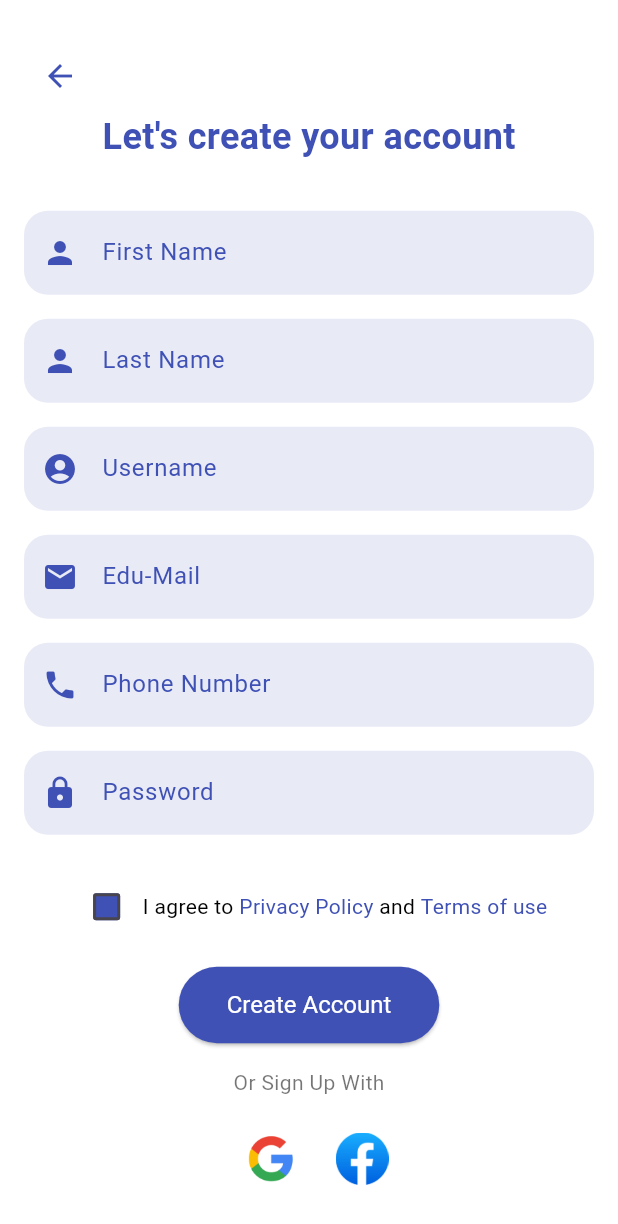
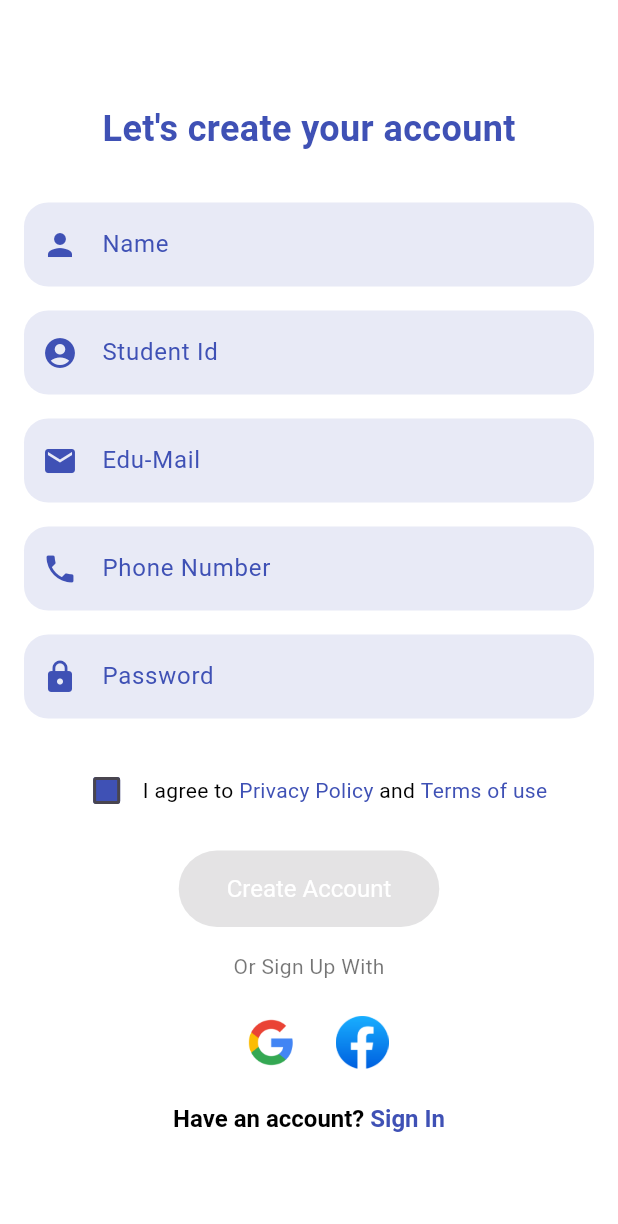
Before and after one commit to Tayebbb/AUSThir, a Flutter app: the SignIn screen opened directly, after a tap on "Sign In", after a tap on "Don't have an account? Register", on a phone screen of 412 x 824 dp. Shown: the top 1224 px of the screen. Run offline on Flutter 3.47's test engine with Material 3 defaults, Android fonts, the phone set to English and light mode, and no system bars; our stand-ins replace cloud_firestore, firebase_auth, firebase_core, lottie; accounts and stored records are empty.

Commit message:
login and signup done in firestore

```diff
--- a/lib/AuthService.dart
+++ b/lib/AuthService.dart
@@ -1,13 +1,19 @@
 import 'package:firebase_auth/firebase_auth.dart';
 import 'package:flutter/material.dart';
+import 'package:cloud_firestore/cloud_firestore.dart';
+
 import 'homepage.dart';
 
+// class UserModel {
+//   late final String name;
+//   final String stud
+// }
 class AuthService {
   final FirebaseAuth _auth = FirebaseAuth.instance;
+  final FirebaseFirestore _firestore = FirebaseFirestore.instance;
 
   // Sign in function
-  Future<void> signInUser(
-      {required String email, required String password, required BuildContext context}) async {
+  Future<void> signInUser({required String email, required String password, required BuildContext context}) async {
     try {
       await _auth.signInWithEmailAndPassword(email: email, password: password);
       Navigator.pushReplacement(
@@ -28,4 +34,44 @@ class AuthService {
       );
     }
   }
+
+  // Sign up function
+  Future<void> signUpUser({
+    required String email,
+    required String password,
+    required String name,
+    required String studentId,
+    required String phone,
+    required BuildContext context,
+  }) async {
+    try {
+      print('Creating user with email: $email'); // Debug log
+      UserCredential userCredential = await _auth.createUserWithEmailAndPassword(
+        email: email,
+        password: password
+      );
+      print('User created: ${userCredential.user!.uid}'); // Debug log
+
+      // Store user data in Firestore
+      await _firestore.collection('austhir').doc(userCredential.user!.uid).set({
+        'uid': userCredential.user!.uid,
+        'name': name,
+        'studentId': studentId,
+        'eduMail': email,
+        'phone': phone,
+        'createdAt': Timestamp.now(),
+      });
+      print('User data stored in Firestore'); // Debug log
+
+      // Show success message
+      ScaffoldMessenger.of(context).showSnackBar(
+        SnackBar(content: Text('Account created successfully!')),
+      );
+    } catch (e) {
+      print('Error during sign-up: $e'); // Debug log
+      ScaffoldMessenger.of(context).showSnackBar(
+        SnackBar(content: Text('Error: ${e.toString()}')),
+      );
+    }
+  }
 }
--- a/lib/RegisterSplash.dart
+++ b/lib/RegisterSplash.dart
@@ -18,7 +18,7 @@ class _RegisterSplashState extends State<RegisterSplash> {
     // Wait for the animation to complete (after 3 seconds)
     Timer(const Duration(seconds: 3), () {
       Navigator.of(context).pushReplacement(
-        MaterialPageRoute(builder: (context) => const reg()), // Go to reg.dart after animation
+        MaterialPageRoute(builder: (context) => const Reg()), // Go to reg.dart after animation
       );
     });
   }
--- a/lib/login.dart
+++ b/lib/login.dart
@@ -1,7 +1,6 @@
-import 'package:austhir/reg.dart';
 import 'package:flutter/material.dart';
 import 'AuthService.dart';
-import 'homepage.dart';
+import 'reg.dart';
 
 class SignIn extends StatefulWidget {
   const SignIn({super.key});
@@ -35,7 +34,7 @@ class _SignInState extends State<SignIn> {
             top: MediaQuery.of(context).size.height * 0.10,
             left: 20,
             right: 0,
-            child: const Column(
+            child: Column(
               crossAxisAlignment: CrossAxisAlignment.start,
               children: [
                 Text(
@@ -44,15 +43,29 @@ class _SignInState extends State<SignIn> {
                     color: Colors.white,
                     fontSize: 32,
                     fontWeight: FontWeight.bold,
+                    shadows: [
+                      Shadow(
+                        blurRadius: 10.0,
+                        color: Colors.black.withOpacity(0.5),
+                        offset: const Offset(2.0, 2.0),
+                      ),
+                    ],
                   ),
                   textAlign: TextAlign.left,
                 ),
-                SizedBox(height: 10),
+                const SizedBox(height: 10),
                 Text(
                   "Welcome back.\nYou've been missed!",
                   style: TextStyle(
                     color: Colors.white70,
                     fontSize: 18,
+                    shadows: [
+                      Shadow(
+                        blurRadius: 5.0,
+                        color: Colors.black.withOpacity(0.5),
+                        offset: const Offset(2.0, 2.0),
+                      ),
+                    ],
                   ),
                   textAlign: TextAlign.left,
                 ),
@@ -66,12 +79,20 @@ class _SignInState extends State<SignIn> {
             bottom: 0,
             child: Container(
               padding: const EdgeInsets.symmetric(horizontal: 20, vertical: 30),
-              decoration: const BoxDecoration(
+              decoration: BoxDecoration(
                 color: Colors.white,
-                borderRadius: BorderRadius.only(
-                  topLeft: Radius.circular(60),
-                  topRight: Radius.circular(60),
+                borderRadius: const BorderRadius.only(
+                  topLeft: Radius.circular(40),
+                  topRight: Radius.circular(40),
                 ),
+                boxShadow: [
+                  BoxShadow(
+                    color: Colors.black.withOpacity(0.3),
+                    spreadRadius: 5,
+                    blurRadius: 10,
+                    offset: const Offset(0, 3),
+                  ),
+                ],
               ),
               child: SingleChildScrollView(
                 child: Form(
@@ -85,20 +106,20 @@ class _SignInState extends State<SignIn> {
                         style: const TextStyle(color: Colors.black),
                         decoration: InputDecoration(
                           filled: true,
-                          fillColor: Colors.white,
+                          fillColor: Colors.grey[200],
                           hintText: "AUST Email (example@aust.edu)",
                           hintStyle: const TextStyle(color: Colors.black54),
                           border: OutlineInputBorder(
-                            borderRadius: BorderRadius.circular(10),
-                            borderSide: const BorderSide(color: Colors.black),
+                            borderRadius: BorderRadius.circular(30),
+                            borderSide: BorderSide.none,
                           ),
+                          prefixIcon: const Icon(Icons.email, color: Colors.indigo),
                         ),
                         validator: (value) {
                           if (value == null || value.isEmpty) {
                             return 'Please enter your email';
                           }
-                          if (!RegExp(r"^[a-zA-Z0-9+_.-]+@aust\.edu$")
-                              .hasMatch(value)) {
+                          if (!RegExp(r"^[a-zA-Z0-9+_.-]+@aust\.edu$").hasMatch(value)) {
                             return 'Enter a valid AUST email address (example@aust.edu)';
                           }
                           return null;
@@ -111,13 +132,14 @@ class _SignInState extends State<SignIn> {
                         style: const TextStyle(color: Colors.black),
                         decoration: InputDecoration(
                           filled: true,
-                          fillColor: Colors.white,
+                          fillColor: Colors.grey[200],
                           hintText: "Password",
                           hintStyle: const TextStyle(color: Colors.black54),
                           border: OutlineInputBorder(
-                            borderRadius: BorderRadius.circular(10),
-                            borderSide: const BorderSide(color: Colors.black),
+                            borderRadius: BorderRadius.circular(30),
+                            borderSide: BorderSide.none,
                           ),
+                          prefixIcon: const Icon(Icons.lock, color: Colors.indigo),
                         ),
                         validator: (value) {
                           if (value == null || value.isEmpty) {
@@ -130,25 +152,27 @@ class _SignInState extends State<SignIn> {
                         },
                       ),
                       const SizedBox(height: 30),
-                      SizedBox(
-                        width: double.infinity,
+                      Center(
+                        child: SizedBox(
+                          width: MediaQuery.of(context).size.width * 0.5,
                           child: ElevatedButton(
                             onPressed: _validateAndLogin,
                             style: ElevatedButton.styleFrom(
                               backgroundColor: Colors.indigo[900],
                               shape: RoundedRectangleBorder(
-                              borderRadius: BorderRadius.circular(10),
-                              side: const BorderSide(
-                                  color: Colors.black, width: 2),
+                                borderRadius: BorderRadius.circular(30),
                               ),
-                            padding: const EdgeInsets.symmetric(vertical: 15),
+                              padding: const EdgeInsets.symmetric(vertical: 12),
+                              elevation: 5,
+                              shadowColor: Colors.indigo.withOpacity(0.5),
                             ),
                             child: const Text(
                               "Sign In",
                               style: TextStyle(
                                 color: Colors.white,
                                 fontWeight: FontWeight.bold,
-                              fontSize: 22,
+                                fontSize: 18,
+                              ),
                             ),
                           ),
                         ),
@@ -160,7 +184,7 @@ class _SignInState extends State<SignIn> {
                             Navigator.push(
                               context,
                               MaterialPageRoute(
-                                  builder: (context) => const reg()),
+                                  builder: (context) => const Reg()),
                             );
                           },
                           child: const Text(
--- a/lib/reg.dart
+++ b/lib/reg.dart
@@ -1,20 +1,28 @@
 import 'package:flutter/material.dart';
+import 'AuthService.dart';
+import 'login.dart';
+import 'homepage.dart';  // Import the HomePage
 
-// ignore: camel_case_types
-class reg extends StatefulWidget {
-  const reg({super.key});
+class Reg extends StatefulWidget {
+  const Reg({super.key});
 
   @override
-  _regState createState() => _regState();
+  _RegState createState() => _RegState();
 }
 
-class _regState extends State<reg> {
+class _RegState extends State<Reg> {
   bool isChecked = false;
+  final TextEditingController nameController = TextEditingController();
+  final TextEditingController studentidController = TextEditingController();
+  final TextEditingController emailController = TextEditingController();
+  final TextEditingController phoneController = TextEditingController();
+  final TextEditingController passwordController = TextEditingController();
+  final AuthService _authService = AuthService();
 
   @override
   Widget build(BuildContext context) {
     return Scaffold(
-      backgroundColor: Colors.white,  // Set background color to white
+      backgroundColor: Colors.white,
       body: Padding(
         padding: const EdgeInsets.all(16.0),
         child: Center(
@@ -22,30 +30,20 @@ class _regState extends State<reg> {
             child: Column(
               mainAxisAlignment: MainAxisAlignment.center,
               children: [
-                Align(
-                  alignment: Alignment.topLeft,
-                  child: IconButton(
-                    icon: const Icon(Icons.arrow_back, color: Colors.indigo), // Indigo color for icon
-                    onPressed: () {
-                      Navigator.pop(context);
-                    },
-                  ),
-                ),
                 const Text(
                   "Let's create your account",
                   style: TextStyle(
-                    color: Colors.indigo, // Indigo color for text
+                    color: Colors.indigo,
                     fontSize: 24,
                     fontWeight: FontWeight.bold,
                   ),
                 ),
                 const SizedBox(height: 24),
-                _buildTextField(Icons.person, 'First Name'),
-                _buildTextField(Icons.person, 'Last Name'),
-                _buildTextField(Icons.account_circle, 'Username'),
-                _buildTextField(Icons.email, 'Edu-Mail'),
-                _buildTextField(Icons.phone, 'Phone Number'),
-                _buildTextField(Icons.lock, 'Password', isPassword: true),
+                _buildTextField(Icons.person, 'Name', nameController),
+                _buildTextField(Icons.account_circle, 'Student Id', studentidController),
+                _buildTextField(Icons.email, 'Edu-Mail', emailController),
+                _buildTextField(Icons.phone, 'Phone Number', phoneController),
+                _buildTextField(Icons.lock, 'Password', passwordController, isPassword: true),
                 const SizedBox(height: 16),
                 Row(
                   mainAxisAlignment: MainAxisAlignment.center,
@@ -57,51 +55,67 @@ class _regState extends State<reg> {
                           isChecked = value!;
                         });
                       },
-                      checkColor: Colors.white,  // White color for checkmark
-                      fillColor: MaterialStateProperty.all(Colors.indigo), // Indigo checkbox fill color
+                      checkColor: Colors.white,
+                      fillColor: MaterialStateProperty.all(Colors.indigo),
                     ),
-                    const Text(
-                      'I agree to ',
-                      style: TextStyle(color: Colors.black), // Black color for text
-                    ),
+                    const Text('I agree to ', style: TextStyle(color: Colors.black)),
                     GestureDetector(
                       onTap: () {},
-                      child: const Text(
-                        'Privacy Policy',
-                        style: TextStyle(color: Colors.indigo), // Indigo color for links
-                      ),
+                      child: const Text('Privacy Policy', style: TextStyle(color: Colors.indigo)),
                     ),
-                    const Text(
-                      ' and ',
-                      style: TextStyle(color: Colors.black), // Black color for text
-                    ),
+                    const Text(' and ', style: TextStyle(color: Colors.black)),
                     GestureDetector(
                       onTap: () {},
-                      child: const Text(
-                        'Terms of use',
-                        style: TextStyle(color: Colors.indigo), // Indigo color for links
-                      ),
+                      child: const Text('Terms of use', style: TextStyle(color: Colors.indigo)),
                     ),
                   ],
                 ),
                 const SizedBox(height: 16),
                 ElevatedButton(
-                  onPressed: () {},
+                  onPressed: isChecked
+                      ? () async {
+                    if (nameController.text.isEmpty ||
+                        studentidController.text.isEmpty ||
+                        emailController.text.isEmpty ||
+                        phoneController.text.isEmpty ||
+                        passwordController.text.isEmpty) {
+                      ScaffoldMessenger.of(context).showSnackBar(
+                        SnackBar(content: Text('Please fill all fields')),
+                      );
+                      return;
+                    }
+
+                    // Call signUpUser and wait for the result
+                    await _authService.signUpUser(
+                      email: emailController.text.trim(),
+                      password: passwordController.text.trim(),
+                      name: nameController.text.trim(),
+                      studentId: studentidController.text.trim(),
+                      phone: phoneController.text.trim(),
+                      context: context,
+                    );
+
+                    // If successful, navigate to the HomePage
+                    Navigator.pushReplacement(
+                      context,
+                      MaterialPageRoute(builder: (context) => const HomePage()),
+                    );
+                  }
+                      : null,
                   style: ElevatedButton.styleFrom(
-                    backgroundColor: Colors.indigo, // Indigo background for the button
-                    padding: const EdgeInsets.symmetric(
-                        horizontal: 32, vertical: 16),
+                    backgroundColor: Colors.indigo,
+                    padding: const EdgeInsets.symmetric(horizontal: 32, vertical: 16),
                     textStyle: const TextStyle(fontSize: 16),
                   ),
                   child: const Text(
                     'Create Account',
-                    style: TextStyle(color: Colors.white), // White text for the button
+                    style: TextStyle(color: Colors.white),
                   ),
                 ),
                 const SizedBox(height: 16),
                 const Text(
                   'Or Sign Up With',
-                  style: TextStyle(color: Colors.black54), // Slightly dark text
+                  style: TextStyle(color: Colors.black54),
                 ),
                 const SizedBox(height: 16),
                 Row(
@@ -130,6 +144,31 @@ class _regState extends State<reg> {
                     ),
                   ],
                 ),
+                const SizedBox(height: 16),
+                // Added "Have an account? Sign In" button
+                GestureDetector(
+                  onTap: () {
+                    Navigator.pushReplacement(
+                      context,
+                      MaterialPageRoute(builder: (context) => const SignIn()),
+                    );
+                  },
+                  child: RichText(
+                    text: TextSpan(
+                      style: const TextStyle(fontSize: 16, fontWeight: FontWeight.bold),
+                      children: [
+                        const TextSpan(
+                          text: "Have an account? ",
+                          style: TextStyle(color: Colors.black),
+                        ),
+                        const TextSpan(
+                          text: "Sign In",
+                          style: TextStyle(color: Colors.indigo),
+                        ),
+                      ],
+                    ),
+                  ),
+                ),
               ],
             ),
           ),
@@ -138,19 +177,19 @@ class _regState extends State<reg> {
     );
   }
 
-  Widget _buildTextField(IconData icon, String hintText,
-      {bool isPassword = false}) {
+  Widget _buildTextField(IconData icon, String hintText, TextEditingController controller, {bool isPassword = false}) {
     return Padding(
       padding: const EdgeInsets.symmetric(vertical: 8.0),
       child: TextField(
+        controller: controller,
         obscureText: isPassword,
-        style: const TextStyle(color: Colors.black), // Black text for text fields
+        style: const TextStyle(color: Colors.black),
         decoration: InputDecoration(
-          prefixIcon: Icon(icon, color: Colors.indigo), // Indigo icon color
+          prefixIcon: Icon(icon, color: Colors.indigo),
           hintText: hintText,
-          hintStyle: const TextStyle(color: Colors.indigo), // Indigo hint text color
+          hintStyle: const TextStyle(color: Colors.indigo),
           filled: true,
-          fillColor: Colors.indigo[50], // Light indigo fill color for the text field
+          fillColor: Colors.indigo[50],
           border: OutlineInputBorder(
             borderRadius: BorderRadius.circular(16.0),
             borderSide: BorderSide.none,
--- a/pubspec.yaml
+++ b/pubspec.yaml
@@ -31,6 +31,8 @@ dependencies:
   lottie: ^3.0.0
   firebase_core: ^3.12.0
   firebase_auth: ^5.5.0
+  firebase_database: ^11.3.3
+  cloud_firestore: ^5.6.4
 dev_dependencies:
   flutter_test:
     sdk: flutter
```
Also changed, not shown: lib/main.dart (line endings or trailing spaces), pubspec.lock, 3 other files. Lines whose indentation alone changed are shown as unchanged.
